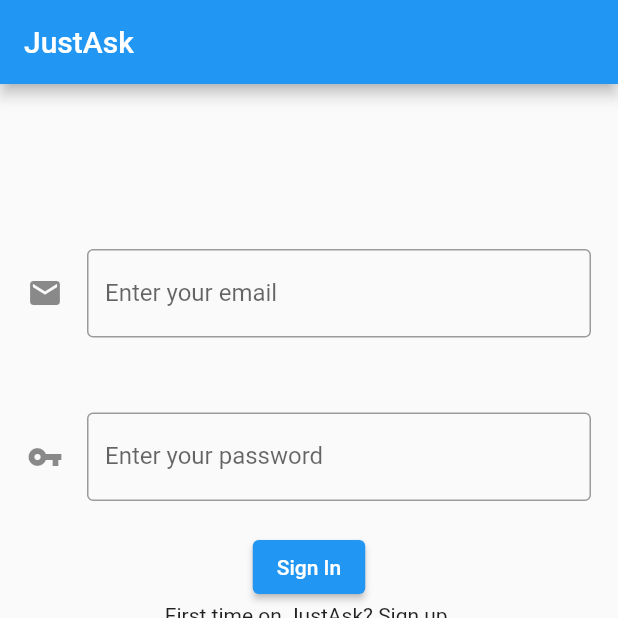
After one commit to sunnycoolguy/justask, a Flutter app: the screen it shows after launch, on a phone screen of 412 x 824 dp, the top half of it. The commit adds this screen. Run offline on Flutter 3.47's test engine with Material 2 defaults, Android fonts, the phone set to English and light mode, and no system bars; our stand-ins replace firebase_core; accounts and stored records are empty.

Commit message:
Set up Wrapper widget and initialize FlutterFire.

```diff
--- a/just_ask/lib/main.dart
+++ b/just_ask/lib/main.dart
@@ -1,36 +1,41 @@
+import 'package:firebase_core/firebase_core.dart';
 import 'package:flutter/material.dart';
 import 'package:just_ask/screens/SignInOrRegister.dart';
+import 'package:just_ask/screens/JustAsk.dart';
 
 void main() {
-  runApp(MyApp());
+  WidgetsFlutterBinding.ensureInitialized();
+  runApp(Wrapper());
 }
 
-class MyApp extends StatelessWidget {
-  // This widget is the root of your application.
+class Wrapper extends StatelessWidget {
+  //A initialization Future for using Firebase in JustAsk. Resolves when app can interact with Firebase.
+  final Future<FirebaseApp> _initialization = Firebase.initializeApp();
+
   @override
   Widget build(BuildContext context) {
+    return FutureBuilder(
+        future: _initialization,
+        builder: (context, snapshot) {
+          //Potential error connecting to Firebase
+          if (snapshot.hasError) {
             return MaterialApp(
-      title: 'Flutter Demo',
+                home: Scaffold(body: Text('Something went wrong')));
+          }
+
+          //App was successfully connected to Firebase and we can display our app.
+          if (snapshot.connectionState == ConnectionState.done) {
+            return MaterialApp(
+              title: 'JustAsk',
               theme: ThemeData(
-        // This is the theme of your application.
-        //
-        // Try running your application with "flutter run". You'll see the
-        // application has a blue toolbar. Then, without quitting the app, try
-        // changing the primarySwatch below to Colors.green and then invoke
-        // "hot reload" (press "r" in the console where you ran "flutter run",
-        // or simply save your changes to "hot reload" in a Flutter IDE).
-        // Notice that the counter didn't reset back to zero; the application
-        // is not restarted.
                 primarySwatch: Colors.blue,
-        // This makes the visual density adapt to the platform that you run
-        // the app on. For desktop platforms, the controls will be smaller and
-        // closer together (more dense) than on mobile platforms.
                 visualDensity: VisualDensity.adaptivePlatformDensity,
               ),
-      home: Scaffold(
-        appBar: AppBar(title: Text("Just Ask")),
-        body: SignInOrRegister(),
-      ),
+              home: JustAsk(),
             );
           }
+
+          return MaterialApp(home: Scaffold(body: Text('Loading')));
+        });
   }
+}
--- /dev/null
+++ b/just_ask/lib/screens/JustAsk.dart
@@ -0,0 +1,13 @@
+import 'package:flutter/material.dart';
+import 'package:just_ask/screens/SignInOrRegister.dart';
+
+class JustAsk extends StatelessWidget {
+  @override
+  Widget build(BuildContext context) {
+    return Scaffold(
+        appBar: AppBar(
+          title: Text('JustAsk'),
+        ),
+        body: SignInOrRegister());
+  }
+}
--- a/just_ask/lib/screens/SignInOrRegister.dart
+++ b/just_ask/lib/screens/SignInOrRegister.dart
@@ -15,6 +15,7 @@ class _SignInOrRegisterState extends State<SignInOrRegister> {
   Widget build(BuildContext context) {
     return Form(
       key: _formKey,
+      child: SingleChildScrollView(
         child: Column(
           children: [
             SizedBox(height: 80.0),
@@ -122,6 +123,7 @@ class _SignInOrRegisterState extends State<SignInOrRegister> {
             )
           ],
         ),
+      ),
     );
   }
 }
--- a/just_ask/pubspec.yaml
+++ b/just_ask/pubspec.yaml
@@ -23,6 +23,7 @@ environment:
 dependencies:
   flutter:
     sdk: flutter
+  firebase_core: "0.7.0"
 
 
   # The following adds the Cupertino Icons font to your application.
```
Also changed, not shown: just_ask/lib/services/authenticate.dart (added), just_ask/pubspec.lock, 4 other files. Lines whose indentation alone changed are shown as unchanged.
